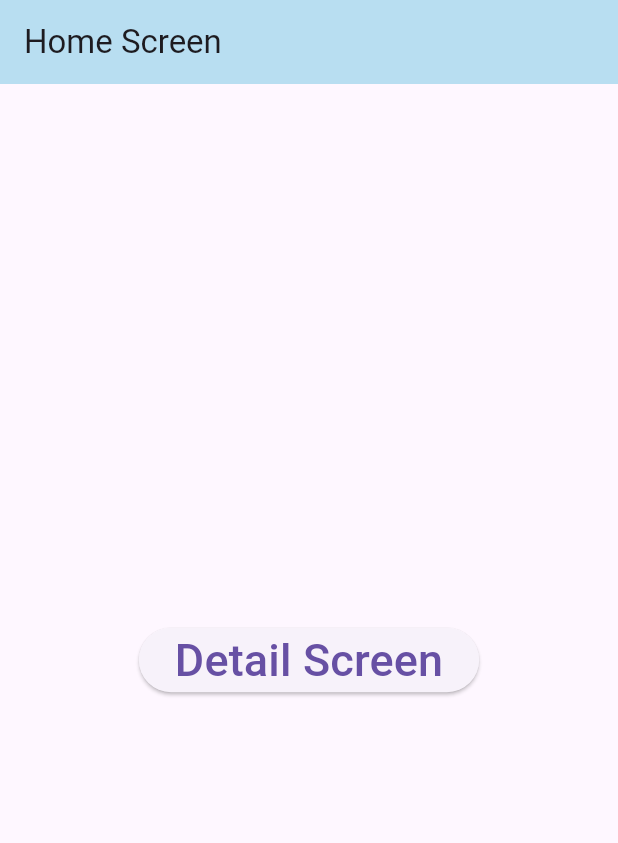
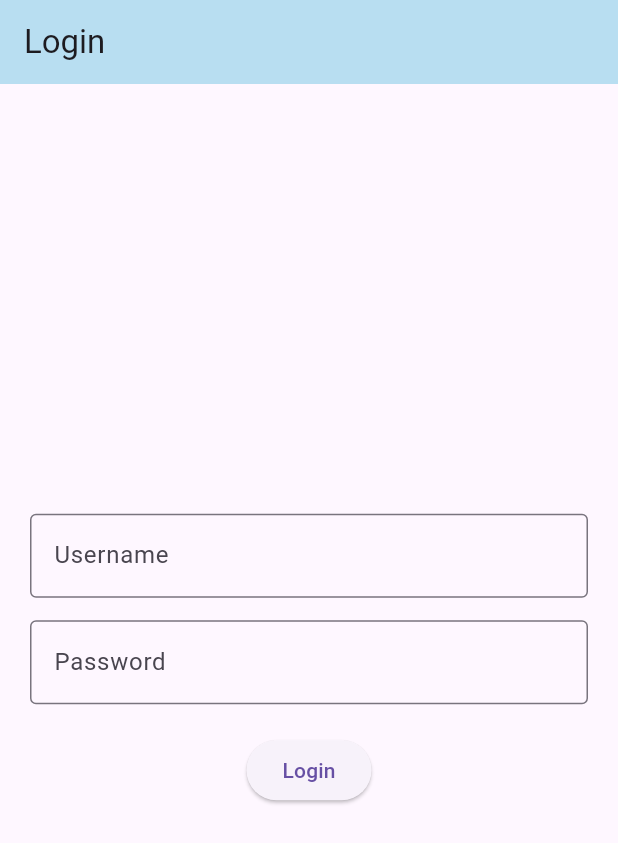
Before and after one commit to Noman5713/tracker_sheet, a Flutter app: the screen it shows after launch, on a phone screen of 412 x 824 dp. Shown: the top 843 px of the screen. Run offline on Flutter 3.47's test engine with Material 3 defaults, Android fonts, the phone set to English and light mode, and no system bars.

Commit message:
Problem 6: Login Form

```diff
--- a/lib/main.dart
+++ b/lib/main.dart
@@ -9,49 +9,76 @@ class MyApp extends StatelessWidget {
 
   @override
   Widget build(BuildContext context) {
-    return MaterialApp(home: HomeScreen(), debugShowCheckedModeBanner: false);
+    return MaterialApp(home: LoginScreen(), debugShowCheckedModeBanner: false);
   }
 }
 
-class HomeScreen extends StatelessWidget {
+class LoginScreen extends StatefulWidget {
+  @override
+  _LoginScreenState createState() => _LoginScreenState();
+}
+
+class _LoginScreenState extends State<LoginScreen> {
+  final _formKey = GlobalKey<FormState>();
+  final TextEditingController _usernameController = TextEditingController();
+  final TextEditingController _passwordController = TextEditingController();
+
+  void _validateLogin() {
+    if (_formKey.currentState!.validate()) {
+      ScaffoldMessenger.of(
+        context,
+      ).showSnackBar(SnackBar(content: Text("Login Successful!")));
+    }
+  }
+
   @override
   Widget build(BuildContext context) {
     return Scaffold(
       appBar: AppBar(
-        title: Text("Home Screen"),
+        title: Text("Login"),
         backgroundColor: const Color.fromARGB(255, 184, 222, 241),
       ),
-      body: Center(
-        child: ElevatedButton(
-          onPressed: () {
-            Navigator.push(
-              context,
-              MaterialPageRoute(builder: (context) => DetailScreen()),
-            );
-          },
-          child: Text("Detail Screen", style: TextStyle(fontSize: 30)),
+      body: Padding(
+        padding: EdgeInsets.all(20),
+        child: Form(
+          key: _formKey,
+          child: Column(
+            mainAxisAlignment: MainAxisAlignment.center,
+            children: [
+              TextFormField(
+                controller: _usernameController,
+                decoration: InputDecoration(
+                  labelText: "Username",
+                  border: OutlineInputBorder(),
+                ),
+                validator: (value) {
+                  if (value == null || value.isEmpty) {
+                    return "Please enter your username";
+                  }
+                  return null;
+                },
+              ),
+              SizedBox(height: 15),
+              TextFormField(
+                controller: _passwordController,
+                obscureText: true,
+                decoration: InputDecoration(
+                  labelText: "Password",
+                  border: OutlineInputBorder(),
+                ),
+                validator: (value) {
+                  if (value == null || value.isEmpty) {
+                    return "Please enter your password";
+                  }
+                  return null;
+                },
+              ),
+              SizedBox(height: 20),
+              ElevatedButton(onPressed: _validateLogin, child: Text("Login")),
+            ],
+          ),
         ),
       ),
     );
   }
 }
-
-class DetailScreen extends StatelessWidget {
-  @override
-  Widget build(BuildContext context) {
-    return Scaffold(
-      appBar: AppBar(
-        title: Text("Detail Screen"),
-        backgroundColor: const Color.fromARGB(255, 185, 255, 187),
-      ),
-      body: Center(
-        child: ElevatedButton(
-          onPressed: () {
-            Navigator.pop(context);
-          },
-          child: Text("Home Screen", style: TextStyle(fontSize: 30)),
-        ),
-      ),
-    );
-  }
-}
```
